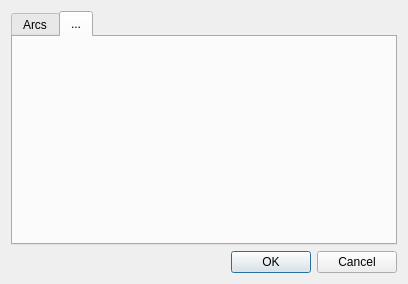
geopython/CadTools, file tools/cadtoolssettings.ui: the form before one commit.
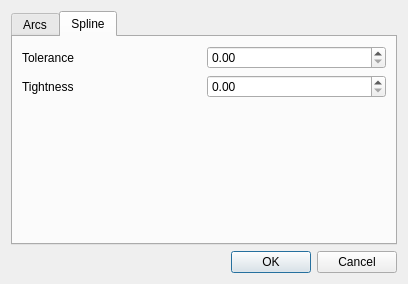
The form after the commit. The open tabs and pages were chosen to show the change.

Commit message: Digitize spline

```diff
--- a/tools/cadtoolssettings.ui
+++ b/tools/cadtoolssettings.ui
@@ -168,8 +168,61 @@
      </widget>
      <widget class="QWidget" name="tab2">
       <attribute name="title">
-       <string>...</string>
+       <string>Spline</string>
       </attribute>
+      <layout class="QVBoxLayout" name="verticalLayout">
+       <item>
+        <layout class="QHBoxLayout" name="horizontalLayout_4">
+         <item>
+          <widget class="QLabel" name="labelSplineTolerance">
+           <property name="text">
+            <string>Tolerance</string>
+           </property>
+          </widget>
+         </item>
+         <item>
+          <widget class="QDoubleSpinBox" name="spinBoxSplineTolerance">
+           <property name="sizePolicy">
+            <sizepolicy hsizetype="Preferred" vsizetype="Fixed">
+             <horstretch>0</horstretch>
+             <verstretch>0</verstretch>
+            </sizepolicy>
+           </property>
+           <property name="toolTip">
+            <string>Polyline interpolation tolerance in map units.</string>
+           </property>
+          </widget>
+         </item>
+        </layout>
+       </item>
+       <item>
+        <layout class="QHBoxLayout" name="horizontalLayout_5">
+         <item>
+          <widget class="QLabel" name="labelSplineTightness">
+           <property name="text">
+            <string>Tightness</string>
+           </property>
+          </widget>
+         </item>
+         <item>
+          <widget class="QDoubleSpinBox" name="spinBoxSplineTightness"/>
+         </item>
+        </layout>
+       </item>
+       <item>
+        <spacer name="verticalSpacer_2">
+         <property name="orientation">
+          <enum>Qt::Vertical</enum>
+         </property>
+         <property name="sizeHint" stdset="0">
+          <size>
+           <width>20</width>
+           <height>40</height>
+          </size>
+         </property>
+        </spacer>
+       </item>
+      </layout>
      </widget>
     </widget>
    </item>
```
Left out of the diff: 2 changed lines with no effect on the pictures. The commit also changes 13 other files.
